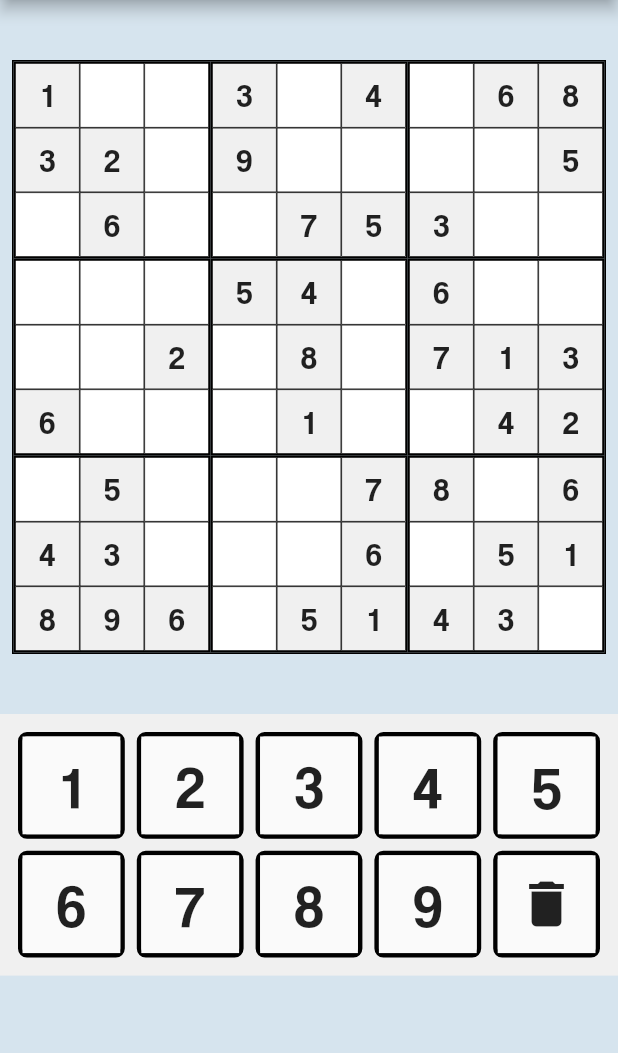
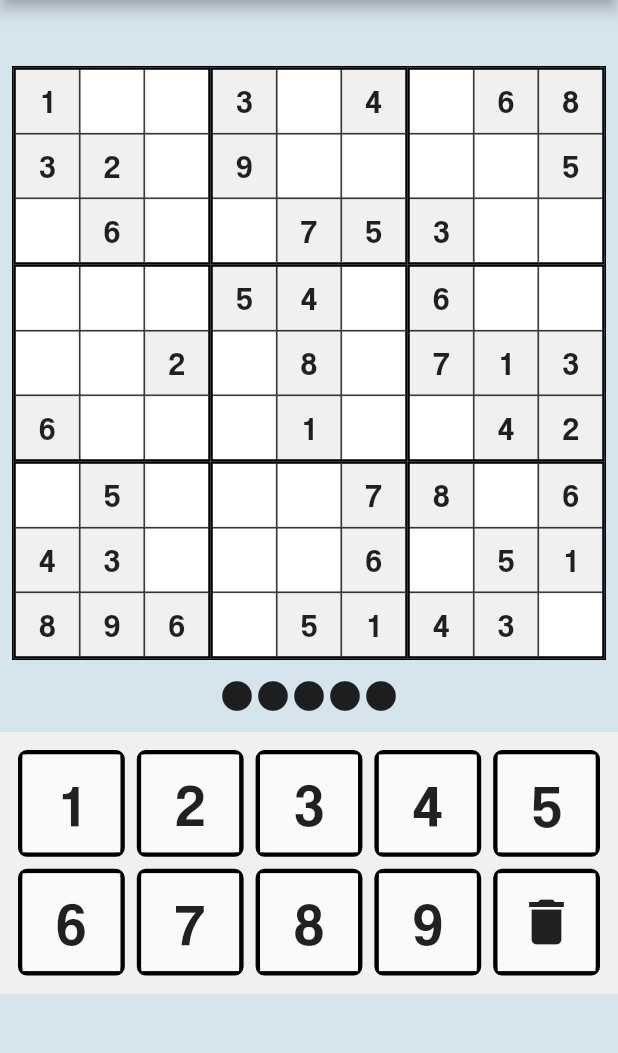
Before and after one commit to Dohmanlechx/Sudoku-Flutter-Game, a Flutter app: the screen it shows after launch, on a phone screen of 412 x 824 dp, the part 84-1137 px from its top. Run offline on Flutter 3.47's test engine with Material 2 defaults, Android fonts, the phone set to English and light mode, and no system bars; our stand-ins replace vibration.

Commit message:
Implement game over, congrats overlays and lives logic

```diff
--- a/lib/app/strings.dart
+++ b/lib/app/strings.dart
@@ -5,4 +5,6 @@ class AppTranslations {
   static const settings = 'Settings';
   static const loading = 'Loading';
   static const rumble = 'Rumble';
+  static const congrats = 'Congratulations!';
+  static const gameOver = 'Game Over';
 }
--- a/lib/providers/board_provider.dart
+++ b/lib/providers/board_provider.dart
@@ -8,6 +8,8 @@ class BoardProvider with ChangeNotifier {
   int i = 0;
   @visibleForTesting
   int j = 0;
+
+  int lives;
 
   var _board = List<List<Cell>>()..clearAllTiles();
 
@@ -33,13 +35,26 @@ class BoardProvider with ChangeNotifier {
 
   int get _currentNumber => _board[i][j].availableNumbers[0];
 
+  bool get hasWonRound {
+    for (int i = 0; i < 9; i++) {
+      for (int j = 0; j < 9; j++) {
+        if (_board[i][j].number != _board[i][j].solutionNumber) {
+          return false;
+        }
+      }
+    }
+
+    return true;
+  }
+
   BoardProvider() {
-    restoreCurrentIndexes();
+    restoreRound();
     initBoard();
   }
 
   @visibleForTesting
-  void restoreCurrentIndexes() {
+  void restoreRound() {
+    lives = 5;
     i = 0;
     j = 0;
   }
@@ -69,7 +84,7 @@ class BoardProvider with ChangeNotifier {
   }
 
   void initBoard() async {
-    restoreCurrentIndexes();
+    restoreRound();
     _board.clearAllTiles();
 
     while (!isBoardFilled()) {
@@ -218,6 +233,7 @@ class BoardProvider with ChangeNotifier {
 
     if (cell.solutionNumber != number && !isDelete) {
       DeviceUtil.vibrate();
+      lives--;
     }
 
     notifyListeners();
--- a/lib/screens/game_screen.dart
+++ b/lib/screens/game_screen.dart
@@ -14,6 +14,8 @@ class GameScreen extends StatelessWidget {
 
   @override
   Widget build(BuildContext context) {
+    final _provider = context.watch<BoardProvider>();
+
     return Scaffold(
       appBar: AppBar(title: const Text(AppTranslations.appTitle)),
       drawer: AppDrawer(),
@@ -21,8 +23,17 @@ class GameScreen extends StatelessWidget {
       body: SingleChildScrollView(
         child: Column(
           children: [
-            _buildSudokuGrid(context),
-            const SizedBox(height: 32),
+            Stack(
+              children: [
+                _buildSudokuGrid(context),
+                _provider.hasWonRound
+                    ? _buildCongratsOverlay(context)
+                    : _provider.lives == 0
+                        ? _buildGameOverOverlay(context)
+                        : const SizedBox(),
+              ],
+            ),
+            _buildLives(context),
             _buildNumbersKeyboard(context),
           ],
         ),
@@ -33,7 +44,7 @@ class GameScreen extends StatelessWidget {
   Widget _buildSudokuGrid(BuildContext context) {
     return Container(
       margin: const EdgeInsets.only(top: 32),
-      padding: const EdgeInsets.all(8),
+      padding: const EdgeInsets.fromLTRB(8, 8, 8, 0),
       width: DeviceUtil.width(context),
       height: DeviceUtil.width(context),
       child: Center(
@@ -49,9 +60,59 @@ class GameScreen extends StatelessWidget {
     );
   }
 
+  Widget _buildCongratsOverlay(BuildContext context) {
+    return Container(
+      margin: const EdgeInsets.only(top: 32),
+      padding: const EdgeInsets.all(8),
+      width: DeviceUtil.width(context),
+      height: DeviceUtil.width(context),
+      color: AppColors.green.withOpacity(0.9),
+      child: Column(
+        mainAxisSize: MainAxisSize.max,
+        mainAxisAlignment: MainAxisAlignment.center,
+        children: const [
+          Icon(Icons.star, size: 48, color: AppColors.white),
+          Text(AppTranslations.congrats, style: AppTypography.roundDone),
+          Icon(Icons.star, size: 48, color: AppColors.white),
+        ],
+      ),
+    );
+  }
+
+  Widget _buildGameOverOverlay(BuildContext context) {
+    return Container(
+      margin: const EdgeInsets.only(top: 32),
+      padding: const EdgeInsets.all(8),
+      width: DeviceUtil.width(context),
+      height: DeviceUtil.width(context),
+      color: AppColors.grey.withOpacity(0.9),
+      child: const Center(child: Text(AppTranslations.gameOver, style: AppTypography.roundDone)),
+    );
+  }
+
+  Widget _buildLives(BuildContext context) {
+    final int _lives = context.watch<BoardProvider>().lives;
+
+    return Container(
+      width: double.infinity,
+      padding: const EdgeInsets.symmetric(vertical: 8),
+      child: Row(
+        mainAxisSize: MainAxisSize.max,
+        mainAxisAlignment: MainAxisAlignment.center,
+        children: [
+          ...List.generate(
+            5,
+            (int index) => Icon(index < _lives ? Icons.circle : Icons.cancel),
+          )
+        ],
+      ),
+    );
+  }
+
   Widget _buildNumbersKeyboard(BuildContext context) {
     return Container(
       color: AppColors.lightGrey,
+      margin: const EdgeInsets.only(top: 4),
       padding: const EdgeInsets.all(8),
       child: NonScrollableGridView(
         crossAxisCount: 5,
--- a/lib/styles/colors.dart
+++ b/lib/styles/colors.dart
@@ -9,4 +9,5 @@ class AppColors {
   static const grey = Color(0xFFC2C2C2);
   static const red = Color(0xFFFF0000);
   static const lightGrey = Color(0xFFF0F0F0);
+  static const green = Color(0xFF5AD3A9);
 }
--- a/lib/styles/typography.dart
+++ b/lib/styles/typography.dart
@@ -10,4 +10,9 @@ class AppTypography {
     fontSize: 20,
     color: AppColors.grey,
   );
+
+  static const roundDone = TextStyle(
+    fontSize: 40,
+    color: AppColors.white,
+  );
 }
```
Also changed, not shown: 1 other file.
